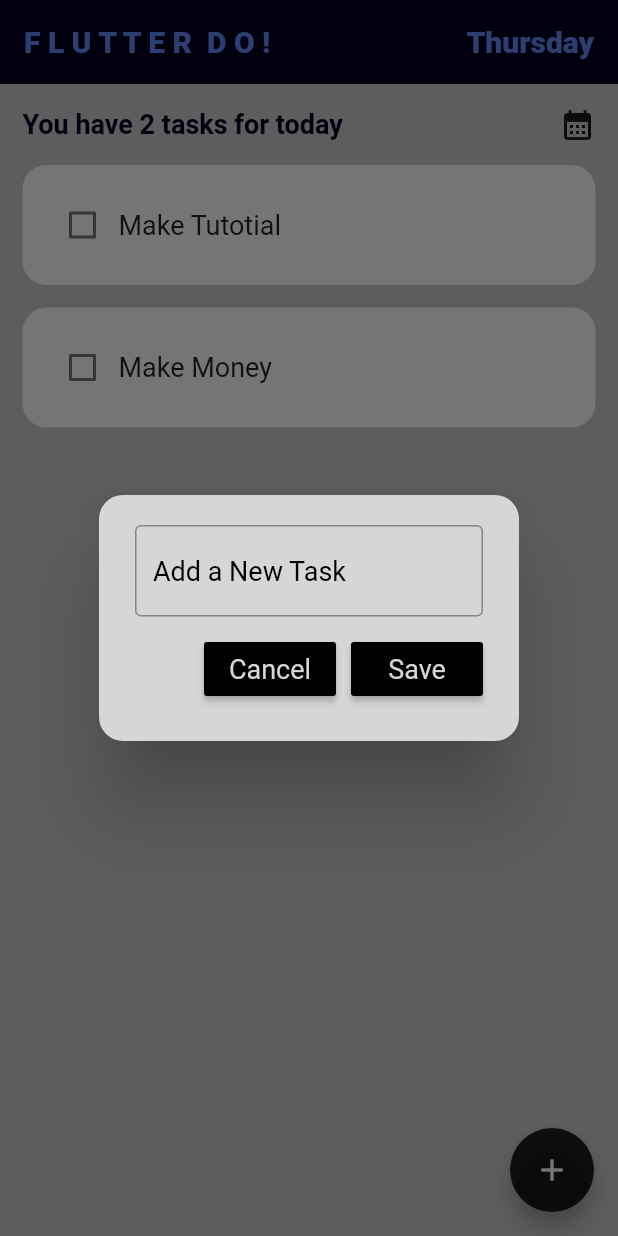
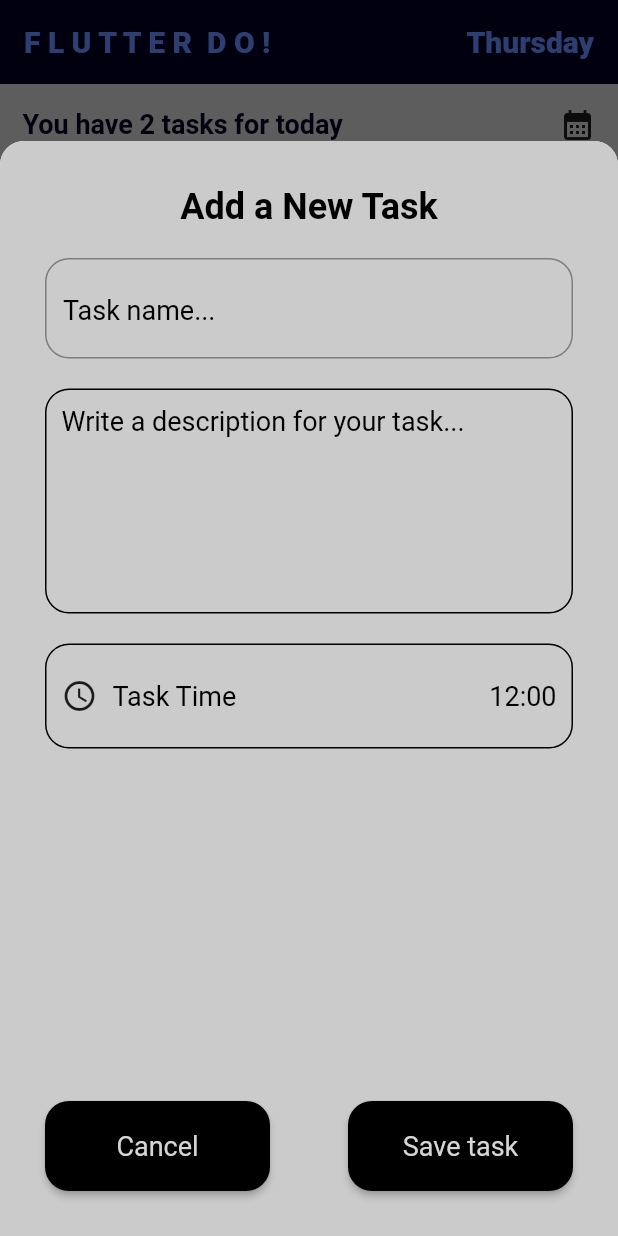
Before and after one commit to OGabrielPereira/FlutterDo, a Flutter app: the screen it shows after launch, after a tap on the "add" icon, on a phone screen of 412 x 824 dp. Run offline on Flutter 3.47's test engine with Material 2 defaults, Android fonts, the phone set to English and light mode, and no system bars; drawn by our look-alikes of flutter_slidable; our stand-ins replace hive_flutter; accounts and stored records are empty.

Commit message:
ModalBottomSheer almost done

```diff
--- a/lib/pages/home_page.dart
+++ b/lib/pages/home_page.dart
@@ -1,6 +1,7 @@
 import 'package:flutter/material.dart';
 import 'package:flutter_do/data/database.dart';
 import 'package:flutter_do/utils/dialog_box.dart';
+import 'package:flutter_do/utils/modal_dialog_box.dart';
 import 'package:flutter_do/utils/todo_tile.dart';
 import 'package:hive_flutter/hive_flutter.dart';
 import 'package:intl/intl.dart';
@@ -95,10 +96,27 @@ class _HomePageState extends State<HomePage> {
 
   // function to create a new task
   void createNewTask() {
-    showDialog(
+    // showDialog(
+    //   context: context,
+    //   builder: (context) {
+    //     return DialogBox(
+    //       controller: _controller,
+    //       onSave: saveNewTask,
+    //       onCancel: () {
+    //         Navigator.of(context).pop();
+    //         _controller.clear();
+    //       },
+    //     );
+    //   },
+    // );
+    showModalBottomSheet(
       context: context,
+      shape: RoundedRectangleBorder(
+        borderRadius: BorderRadius.circular(16.0),
+      ),
+      isScrollControlled: true,
       builder: (context) {
-        return DialogBox(
+        return ModalDialogBox(
           controller: _controller,
           onSave: saveNewTask,
           onCancel: () {
@@ -113,8 +131,6 @@ class _HomePageState extends State<HomePage> {
   @override
   Widget build(BuildContext context) {
     return Scaffold(
-      // Text 255, 97, 137, 247
-      // Background 255, 214, 214, 214
       backgroundColor: const Color.fromARGB(255, 203, 203, 203),
       appBar: AppBar(
         backgroundColor: const Color.fromARGB(255, 1, 1, 31),
--- /dev/null
+++ b/lib/utils/modal_dialog_box.dart
@@ -0,0 +1,169 @@
+import 'package:flutter/material.dart';
+
+import 'my_button.dart';
+
+// ignore: must_be_immutable
+class ModalDialogBox extends StatelessWidget {
+
+  // ignore: prefer_typing_uninitialized_variables
+  final controller;
+  VoidCallback onSave;
+  VoidCallback onCancel;
+
+  ModalDialogBox({
+    super.key,
+    required this.controller,
+    required this.onSave,
+    required this.onCancel
+  });
+
+  @override
+  Widget build(BuildContext context) {
+    return Container(
+      height: 730,
+      //border for container
+      decoration: const BoxDecoration(
+        color: Color.fromARGB(255, 203, 203, 203),
+        borderRadius: BorderRadius.only(
+          topLeft: Radius.circular(16),
+          topRight: Radius.circular(16),
+        ),
+      ),
+      child: Padding(
+        padding: const EdgeInsets.all(30.0),
+        child: SizedBox(
+          child: Column(
+            mainAxisAlignment: MainAxisAlignment.spaceBetween,
+            children: [
+              // title
+              Column(
+                children: [
+                  const Text(
+                      "Add a New Task",
+                      style: TextStyle(
+                        color: Color.fromARGB(255, 0, 0, 0),
+                        fontSize: 24,
+                        fontWeight: FontWeight.w700,
+                      ),
+                    ),
+
+                  const SizedBox(height: 20),
+                  TextField(
+                    keyboardType: TextInputType.multiline,
+                    maxLines: 1,
+                    controller: controller,
+                    style: const TextStyle(
+                      color: Color.fromARGB(255, 0, 0, 0),
+                      fontSize: 18,
+                      fontWeight: FontWeight.w400,
+                      height: 1.5,
+
+                    ),
+                    decoration: InputDecoration(
+                        hintText: "Task name...",
+                        hintStyle: const TextStyle(
+                          color: Color.fromARGB(255, 0, 0, 0),
+                          fontSize: 18,
+                          fontWeight: FontWeight.w400,
+                        ),
+                        border: OutlineInputBorder(
+                          borderRadius: BorderRadius.circular(16.0),
+                        ),
+                        focusedBorder: const OutlineInputBorder(
+                          borderSide: BorderSide(
+                            color: Color.fromARGB(255, 0, 0, 0),
+                          ),
+                        ),
+
+                      ),
+                    ),
+                    const SizedBox(height: 20),
+
+                  Container(
+                    height: 150,
+                    width: double.infinity,
+                    decoration: BoxDecoration(
+                      border: Border.all(color: Colors.black),
+                      borderRadius: BorderRadius.circular(16),
+                    ),
+                    child: const Padding(
+                      padding: EdgeInsets.all(10.0),
+                      child: Text("Write a description for your task...",
+                        style: TextStyle(
+                          color: Color.fromARGB(255, 0, 0, 0),
+                          fontSize: 18,
+                          fontWeight: FontWeight.w400,
+                        ),
+                      ),
+                    ),
+                  ),
+
+                    // Task Time
+                    const SizedBox(height: 20),
+                    Container(
+                      height: 70,
+                      decoration: BoxDecoration(
+                        border: Border.all(color: Colors.black),
+                        borderRadius: BorderRadius.circular(16),
+                      ),
+                      child: Padding(
+                        padding: const EdgeInsets.all(10.0),
+                        child: Row(
+                          mainAxisAlignment: MainAxisAlignment.spaceBetween,
+                          children: [
+                            Row(
+                              children: const [
+                                Icon(Icons.access_time),
+                                SizedBox(width: 10),
+                                Text(
+                                  "Task Time",
+                                  style: TextStyle(
+                                    color: Color.fromARGB(255, 0, 0, 0),
+                                    fontSize: 18,
+                                    fontWeight: FontWeight.w400,
+                                  ),
+                                ),
+                              ],
+                            ),
+                            const Text(
+                              "12:00",
+                              style: TextStyle(
+                                color: Color.fromARGB(255, 0, 0, 0),
+                                fontSize: 18,
+                                fontWeight: FontWeight.w400,
+                              ),
+                            ),
+                          ],
+                        ),
+                      ),
+                    ),
+                  ],
+              ),
+              // get user input
+
+              // buttons -> save and cancel
+              Row(
+                  mainAxisAlignment: MainAxisAlignment.spaceBetween,
+                children: [
+                  // save button
+                  MyButton(
+                    text: "Cancel",
+                    onPressed: onCancel
+                  ),
+
+                  const SizedBox(width: 10),
+                  // cancel button
+                  MyButton(
+                    text: "Save task",
+                    onPressed: onSave
+                  ),
+
+                ],
+              )
+            ]
+          ),
+        ),
+      ),
+    );
+  }
+}
--- a/lib/utils/my_button.dart
+++ b/lib/utils/my_button.dart
@@ -1,5 +1,6 @@
 import 'package:flutter/material.dart';
 
+// ignore: must_be_immutable
 class MyButton extends StatelessWidget {
 
   final String text;
@@ -15,6 +16,11 @@ class MyButton extends StatelessWidget {
   Widget build(BuildContext context) {
 
     return MaterialButton(
+      height: 60.0,
+      minWidth: 150.0,
+      shape: RoundedRectangleBorder(
+        borderRadius: BorderRadius.circular(16.0),
+      ),
       onPressed: onPressed,
       color: const Color.fromARGB(255, 0, 0, 0),
       child: Text(
--- a/lib/utils/todo_tile.dart
+++ b/lib/utils/todo_tile.dart
@@ -50,11 +50,14 @@ class ToDoTile extends StatelessWidget {
           padding: const EdgeInsets.all(16),
 
           decoration: const BoxDecoration(
-            color: Colors.white,
+            color: Color.fromARGB(255, 181, 181, 181),
             borderRadius: BorderRadius.all(Radius.circular(16)),
           ),
 
           child: Row(
+            mainAxisAlignment: MainAxisAlignment.spaceBetween,
+            children: [
+              Row(
                 children: [
                   //checkbox
                   Checkbox(
@@ -62,7 +65,6 @@ class ToDoTile extends StatelessWidget {
                     onChanged: onChanged,
                     activeColor: const Color.fromARGB(216, 0, 0, 0),
                   ),
-
                   //task name
                   Text(
                     taskName,
@@ -74,6 +76,11 @@ class ToDoTile extends StatelessWidget {
                         : TextDecoration.none
                     )
                   ),
+                  // left arrow
+                ],
+              ),
+                // const Text("<", style: TextStyle(fontSize: 27, fontWeight: FontWeight.w400)),
+                const Icon(Icons.arrow_back_ios, size: 22),
             ],
           ),
         ),
```
Lines whose indentation alone changed are shown as unchanged.
